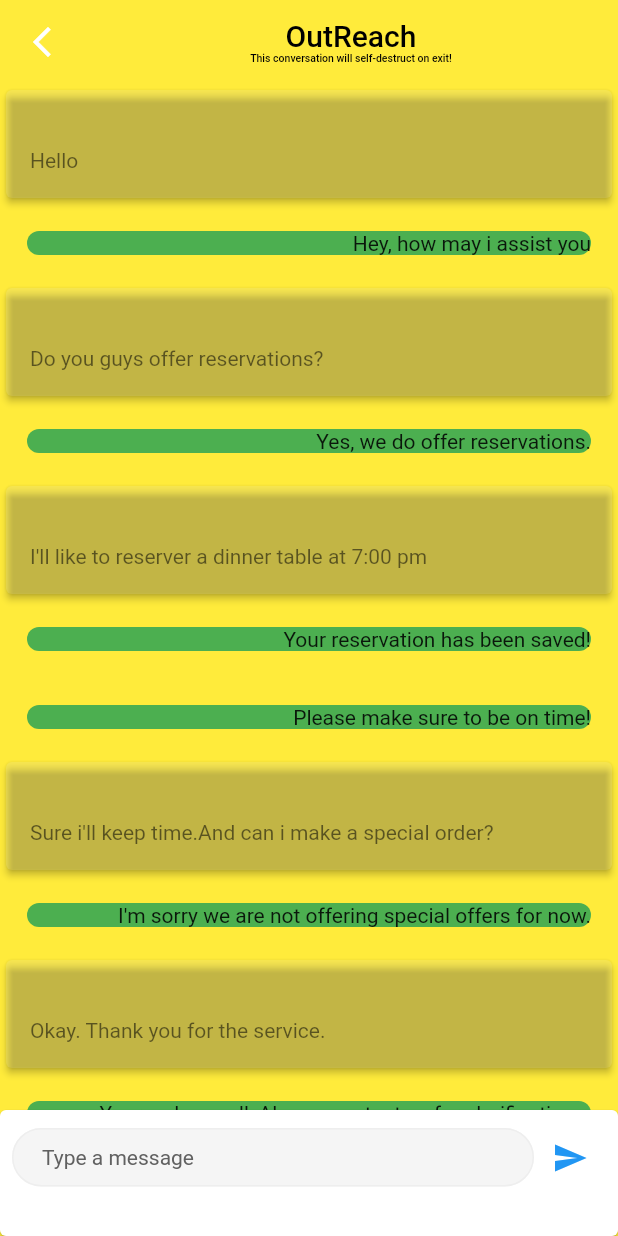
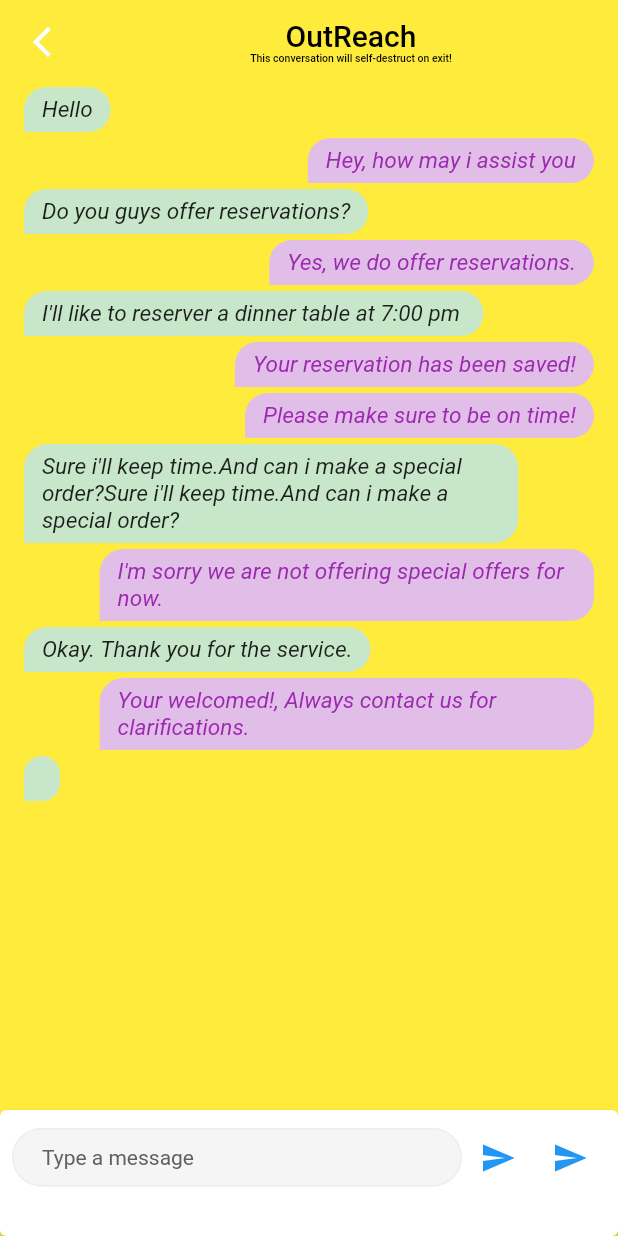
Before and after one commit to Armsy3-26/chat, a Flutter app: the ChatPage screen opened directly, after a tap on the "send" icon, on a phone screen of 412 x 824 dp. Run offline on Flutter 3.47's test engine with Material 2 defaults, Android fonts, the phone set to English and light mode, and no system bars; drawn by our look-alikes of readmore; our stand-ins replace chat_bubbles.

Commit message:
chat modification

```diff
--- a/lib/chat.dart
+++ b/lib/chat.dart
@@ -1,6 +1,6 @@
 import 'package:chat/mainScreen.dart';
+import 'package:chat_bubbles/chat_bubbles.dart';
 import 'package:flutter/material.dart';
-import 'package:readmore/readmore.dart';
 
 class ChatPage extends StatefulWidget {
   const ChatPage({super.key});
@@ -12,6 +12,8 @@ class ChatPage extends StatefulWidget {
 class _ChatPageState extends State<ChatPage> {
   final _formKey = GlobalKey<FormState>();
 
+
+
   final _textController = TextEditingController();
 
   List chat = [
@@ -22,7 +24,11 @@ class _ChatPageState extends State<ChatPage> {
     {"message": "I'll like to reserver a dinner table at 7:00 pm ", "id": 1},
     {"message": "Your reservation has been saved!", "id": 2},
     {"message": "Please make sure to be on time!", "id": 2},
-    {"message": "Sure i'll keep time.And can i make a special order?", "id": 1},
+    {
+      "message":
+          "Sure i'll keep time.And can i make a special order?Sure i'll keep time.And can i make a special order?",
+      "id": 1
+    },
     {
       "message": "I'm sorry we are not offering special offers for now.",
       "id": 2
@@ -91,47 +97,34 @@ class _ChatPageState extends State<ChatPage> {
                       )
                     : ListView.builder(
                         itemCount: chat.length,
-                        itemBuilder: (BuildContext ctx, index) => chat[index]
-                                    ['id'] ==
-                                1
-                            ? Container(
-                                width: 75,
-                                child: Card(
-                                  elevation: 2,
-                                  color: Colors.white12,
-                                  child: Column(
+                        itemBuilder: (BuildContext ctx, index) =>
+                            chat[index]['id'] == 1
+                                ? Row(
+                                    mainAxisAlignment: MainAxisAlignment.start,
                                     children: [
-                                      ListTile(
-                                        onLongPress: () {},
-                                        subtitle: ReadMoreText(
-                                          "${chat[index]['message']}",
-                                          trimLines: 1,
-                                          trimMode: TrimMode.Length,
-                                          colorClickableText: Colors.green,
-                                          trimCollapsedText: "more",
-                                          trimExpandedText: "less",
-                                          lessStyle: const TextStyle(
-                                            color: Colors.green,
-                                            fontWeight: FontWeight.bold,
-                                          ),
-                                          moreStyle: const TextStyle(
-                                            color: Colors.green,
-                                            fontWeight: FontWeight.bold,
-                                          ),
-                                        ),
-                                      ),
+                                      BubbleSpecialOne(
+                                          text: "${chat[index]['message']}",
+                                          isSender: false,
+                                          color: Colors.green.shade100,
+                                          textStyle: const TextStyle(
+                                              fontSize: 15,
+                                              //color: Colors.purple,
+                                              fontStyle: FontStyle.italic)),
                                     ],
-                                  ),
-                                ),
-                              )
-                            : Container(
-                                width: 50,
-                                margin: const EdgeInsets.all(18.0),
-                                decoration: BoxDecoration(
-                                    color: Colors.green,
-                                    borderRadius: BorderRadius.circular(20.0)),
-                                alignment: Alignment.topRight,
-                                child: Text(chat[index]['message']))),
+                                  )
+                                : Row(
+                                    mainAxisAlignment: MainAxisAlignment.end,
+                                    children: [
+                                      BubbleSpecialOne(
+                                          text: "${chat[index]['message']}",
+                                          isSender: false,
+                                          color: Colors.purple.shade100,
+                                          textStyle: const TextStyle(
+                                              fontSize: 15,
+                                              color: Colors.purple,
+                                              fontStyle: FontStyle.italic)),
+                                    ],
+                                  )),
               ),
               Align(
                 alignment: Alignment.bottomCenter,
@@ -206,7 +199,27 @@ class _ChatPageState extends State<ChatPage> {
                                     color: Colors.blue,
                                   ),
                                   onPressed: () {
+                                    chat.add({
+                                      "message": _textController.text,
+                                      "id": 1
+                                    });
                                     _textController.clear();
+                                    setState(() {});
+                                  },
+                                ),
+                                IconButton(
+                                  splashRadius: 20,
+                                  icon: const Icon(
+                                    Icons.send,
+                                    color: Colors.blue,
+                                  ),
+                                  onPressed: () {
+                                    chat.add({
+                                      "message": _textController.text,
+                                      "id": 2
+                                    });
+                                    _textController.clear();
+                                    setState(() {});
                                   },
                                 ),
                               ],
--- a/pubspec.yaml
+++ b/pubspec.yaml
@@ -35,8 +35,8 @@ dependencies:
   # The following adds the Cupertino Icons font to your application.
   # Use with the CupertinoIcons class for iOS style icons.
   cupertino_icons: ^1.0.2
+  chat_bubbles: ^1.3.1
   socket_io_client_flutter: ^1.2.0
-  readmore: ^2.2.0
 
 dev_dependencies:
   flutter_test:
```
Also changed, not shown: pubspec.lock.
